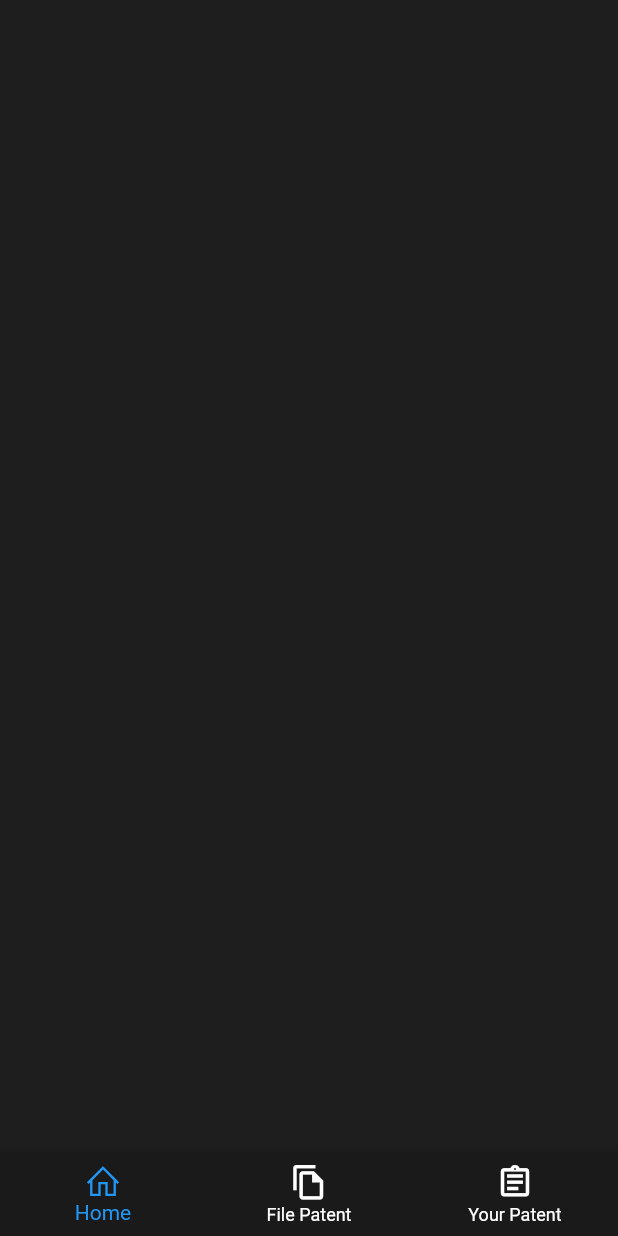
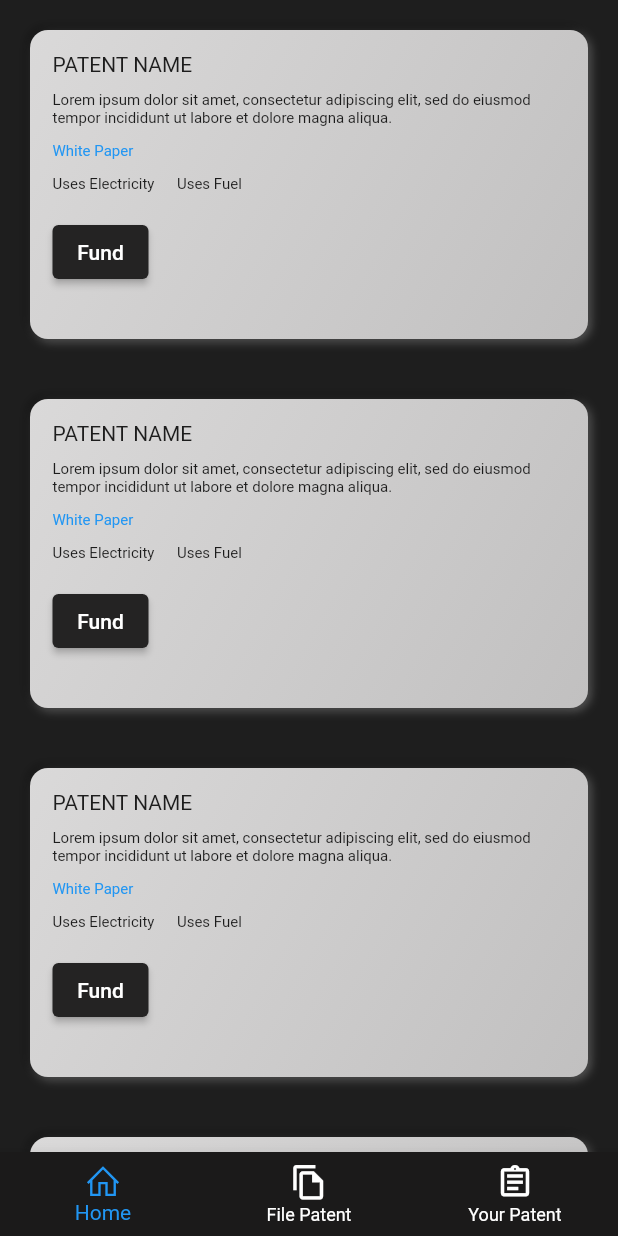
Before and after one commit to Daksh2356/Patent_De_App, a Flutter app: the screen it shows after launch, on a phone screen of 412 x 824 dp. Run offline on Flutter 3.47's test engine with Material 2 defaults, Android fonts, the phone set to English and light mode, and no system bars; drawn by our look-alikes of flutter_neumorphic; our stand-ins replace line_icons.

Commit message:
Added crowdfunding cards

```diff
--- a/patient_dapp/lib/pages/crowdfunding.dart
+++ b/patient_dapp/lib/pages/crowdfunding.dart
@@ -1,4 +1,5 @@
 import 'package:flutter/material.dart';
+import '../widgets/crowdfunding_card.dart';
 
 class Crowdfunding extends StatefulWidget {
   const Crowdfunding({super.key});
@@ -10,6 +11,11 @@ class Crowdfunding extends StatefulWidget {
 class _CrowdfundingState extends State<Crowdfunding> {
   @override
   Widget build(BuildContext context) {
-    return Container();
+    return ListView.builder(
+      itemCount: 7,
+      itemBuilder: (BuildContext context, int index) {
+        return const CFCard();
+      },
+    );
   }
 }
--- /dev/null
+++ b/patient_dapp/lib/widgets/crowdfunding_card.dart
@@ -0,0 +1,118 @@
+import 'package:flutter_neumorphic/flutter_neumorphic.dart';
+
+class CFCard extends StatefulWidget {
+  const CFCard({super.key});
+
+  @override
+  State<CFCard> createState() => _CFCardState();
+}
+
+class _CFCardState extends State<CFCard> {
+  final textController = TextEditingController();
+
+  @override
+  Widget build(BuildContext context) {
+    final size = MediaQuery.of(context).size;
+    return Container(
+      margin: const EdgeInsets.all(20),
+      height: size.height * 0.25,
+      width: size.width * 0.8,
+      child: Neumorphic(
+        style: NeumorphicStyle(
+          shape: NeumorphicShape.concave,
+          boxShape: NeumorphicBoxShape.roundRect(BorderRadius.circular(12)),
+          depth: 4,
+          shadowLightColor: const Color.fromARGB(255, 114, 114, 114),
+          lightSource: LightSource.bottomRight,
+          color: const Color.fromARGB(255, 214, 213, 213),
+        ),
+        child: Container(
+          margin: const EdgeInsets.all(15),
+          child: Column(
+            crossAxisAlignment: CrossAxisAlignment.start,
+            children: [
+              const Text(
+                'PATENT NAME',
+              ),
+              const SizedBox(
+                height: 10,
+              ),
+              const Text(
+                'Lorem ipsum dolor sit amet, consectetur adipiscing elit, sed do eiusmod tempor incididunt ut labore et dolore magna aliqua. ',
+                style: TextStyle(
+                  fontSize: 10,
+                ),
+              ),
+              const SizedBox(
+                height: 10,
+              ),
+              InkWell(
+                onTap: () {},
+                child: const Text(
+                  'White Paper',
+                  style: TextStyle(color: Colors.blue, fontSize: 10),
+                ),
+              ),
+              const SizedBox(
+                height: 10,
+              ),
+              Row(
+                children: const [
+                  Text(
+                    'Uses Electricity',
+                    style: TextStyle(
+                      fontSize: 10,
+                    ),
+                  ),
+                  SizedBox(
+                    width: 15,
+                  ),
+                  Text(
+                    'Uses Fuel',
+                    style: TextStyle(
+                      fontSize: 10,
+                    ),
+                  ),
+                ],
+              ),
+              const SizedBox(
+                height: 15,
+              ),
+              ElevatedButton(
+                onPressed: () {
+                  showDialog(
+                    context: context,
+                    builder: (context) {
+                      return AlertDialog(
+                        content: TextField(
+                          controller: textController,
+                          keyboardType: TextInputType.number,
+                          decoration: const InputDecoration(
+                            labelText: 'Enter the Amount',
+                          ),
+                        ),
+                        actions: [
+                          TextButton(
+                            onPressed: () => Navigator.pop(context),
+                            child: const Text(
+                              'Confirm',
+                              style: TextStyle(color: Colors.black),
+                            ),
+                          ),
+                        ],
+                      );
+                    },
+                  );
+                },
+                style: ElevatedButton.styleFrom(
+                  backgroundColor: const Color.fromARGB(255, 36, 35, 35),
+                ),
+                child: const Text('Fund'),
+              )
+            ],
+          ),
+        ),
+      ),
+    );
+  }
+}
```
